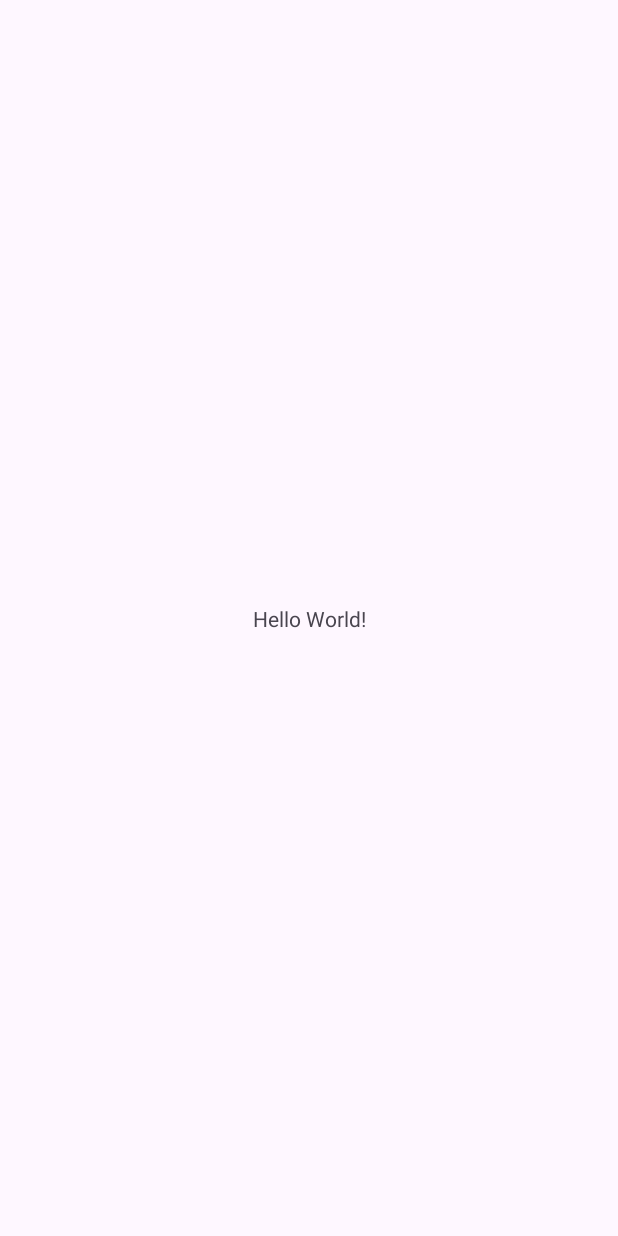
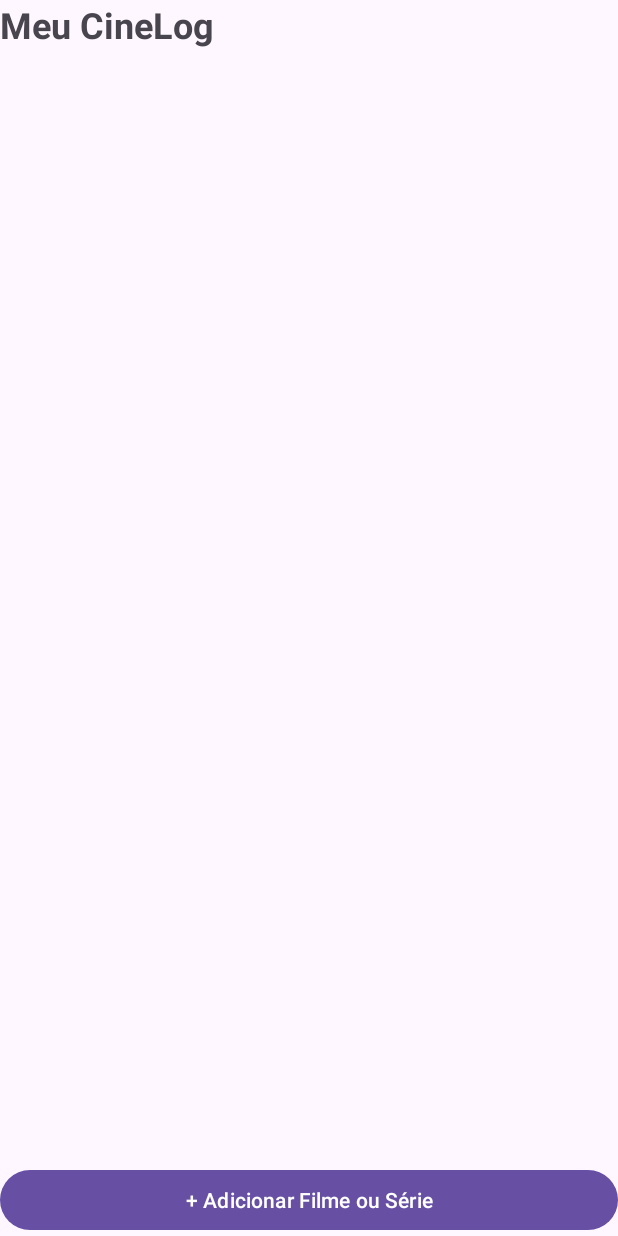
Before and after one commit to GabrielG2155/CineLog, an Android app: the MainActivity screen opened directly, with no data from a screen before it, on a phone screen of 412 x 824 dp. Before the commit the screen is almost empty. Run offline under Robolectric (Android 15) with nearby library versions, the phone set to English and light mode, and no system bars; our stand-ins replace Room's generated code.

Commit message:
implementa Create e Read com Room Database

```diff
--- a/app/src/main/AndroidManifest.xml
+++ b/app/src/main/AndroidManifest.xml
@@ -21,7 +21,7 @@
 
         <!-- Outras telas da aplicação -->
         <activity android:name=".main.MainActivity" />
-
+        <activity android:name=".form.FormActivity" />
 
     </application>
 
--- /dev/null
+++ b/app/src/main/java/com/example/cinelog/dao/MidiaDao.kt
@@ -0,0 +1,24 @@
+package com.example.cinelog.dao
+
+import androidx.room.Dao
+import androidx.room.Delete
+import androidx.room.Insert
+import androidx.room.Query
+import androidx.room.Update
+import com.example.cinelog.model.MidiaItem
+
+@Dao
+interface MidiaDao {
+
+    @Insert
+    suspend fun inserir(item: MidiaItem)
+
+    @Update
+    suspend fun atualizar(item: MidiaItem)
+
+    @Delete
+    suspend fun deletar(item: MidiaItem)
+
+    @Query("SELECT * FROM tabela_midia ORDER BY id DESC")
+    suspend fun listarTodos(): List<MidiaItem>
+}
--- /dev/null
+++ b/app/src/main/java/com/example/cinelog/database/AppDataBase.kt
@@ -0,0 +1,38 @@
+package com.example.cinelog.database
+
+import android.content.Context
+import androidx.room.Database
+import androidx.room.Room
+import androidx.room.RoomDatabase
+import com.example.cinelog.dao.MidiaDao
+import com.example.cinelog.model.MidiaItem
+
+// @Database registra quais tabelas pertencem ao banco (entities) e a versão da estrutura (version)
+@Database(entities = [MidiaItem::class], version = 1, exportSchema = false)
+abstract class AppDatabase : RoomDatabase() {
+
+    // Expõe os comandos do MidiaDao para que as Activities consigam usá-los
+    abstract fun midiaDao(): MidiaDao
+
+    // companion object cria métodos estáticos (acessíveis sem precisar dar "new" na classe)
+    companion object {
+        // @Volatile garante que qualquer atualização nesta variável seja vista imediatamente por todas as threads
+        @Volatile
+        private var INSTANCE: AppDatabase? = null
+
+        // Padrão Singleton: garante que o app abra apenas UMA conexão com o banco para economizar memória
+        fun getDatabase(context: Context): AppDatabase {
+            // Se INSTANCE já existir, retorna ela; caso contrário, entra no bloco synchronized para criar
+            return INSTANCE ?: synchronized(this) {
+                // Cria fisicamente o arquivo SQLite chamado "cinelog_database" na memória interna do celular
+                val instance = Room.databaseBuilder(
+                    context.applicationContext,
+                    AppDatabase::class.java,
+                    "cinelog_database"
+                ).build()
+                INSTANCE = instance // Guarda a conexão aberta para reutilizar nas próximas vezes
+                instance // Retorna o banco pronto para uso
+            }
+        }
+    }
+}
--- a/app/src/main/java/com/example/cinelog/main/MainActivity.kt
+++ b/app/src/main/java/com/example/cinelog/main/MainActivity.kt
@@ -1,21 +1,61 @@
 package com.example.cinelog.main
 
+import android.content.Intent
 import android.os.Bundle
+import android.widget.Button
 import androidx.activity.enableEdgeToEdge
 import androidx.appcompat.app.AppCompatActivity
 import androidx.core.view.ViewCompat
 import androidx.core.view.WindowInsetsCompat
+import androidx.lifecycle.lifecycleScope
+import androidx.recyclerview.widget.LinearLayoutManager
+import androidx.recyclerview.widget.RecyclerView
 import com.example.cinelog.R
+import com.example.cinelog.database.AppDatabase
+import com.example.cinelog.form.FormActivity
+import kotlinx.coroutines.launch
 
 class MainActivity : AppCompatActivity() {
+
+    private lateinit var db: AppDatabase
+    private lateinit var recyclerView: RecyclerView
+
     override fun onCreate(savedInstanceState: Bundle?) {
         super.onCreate(savedInstanceState)
         enableEdgeToEdge()
         setContentView(R.layout.activity_main)
+
         ViewCompat.setOnApplyWindowInsetsListener(findViewById(R.id.main)) { v, insets ->
             val systemBars = insets.getInsets(WindowInsetsCompat.Type.systemBars())
             v.setPadding(systemBars.left, systemBars.top, systemBars.right, systemBars.bottom)
             insets
         }
+
+        // Inicializa o banco de dados Room
+        db = AppDatabase.getDatabase(this)
+
+        // Configura a RecyclerView
+        recyclerView = findViewById(R.id.recyclerViewMidia)
+        recyclerView.layoutManager = LinearLayoutManager(this)
+
+        // Botão para ir para a tela de cadastro
+        val btnNovoItem = findViewById<Button>(R.id.btnNovoItem)
+        btnNovoItem.setOnClickListener {
+            val intent = Intent(this, FormActivity::class.java)
+            startActivity(intent)
+        }
+    }
+
+    // Recarrega a lista do banco sempre que a tela aparece (inclusive após salvar no formulário)
+    override fun onResume() {
+        super.onResume()
+        carregarDadosDoBanco()
+    }
+
+    private fun carregarDadosDoBanco() {
+        lifecycleScope.launch {
+            val listaSalva = db.midiaDao().listarTodos()
+            recyclerView.adapter = MidiaAdapter(listaSalva)
+        }
     }
 }
--- a/app/src/main/res/layout/activity_main.xml
+++ b/app/src/main/res/layout/activity_main.xml
@@ -1,19 +1,32 @@
 <?xml version="1.0" encoding="utf-8"?>
-<androidx.constraintlayout.widget.ConstraintLayout xmlns:android="http://schemas.android.com/apk/res/android"
-    xmlns:app="http://schemas.android.com/apk/res-auto"
-    xmlns:tools="http://schemas.android.com/tools"
+<LinearLayout xmlns:android="http://schemas.android.com/apk/res/android"
     android:id="@+id/main"
     android:layout_width="match_parent"
     android:layout_height="match_parent"
-    tools:context=".main.MainActivity">
+    android:orientation="vertical"
+    android:padding="16dp">
 
     <TextView
         android:layout_width="wrap_content"
         android:layout_height="wrap_content"
-        android:text="Hello World!"
-        app:layout_constraintBottom_toBottomOf="parent"
-        app:layout_constraintEnd_toEndOf="parent"
-        app:layout_constraintStart_toStartOf="parent"
-        app:layout_constraintTop_toTopOf="parent" />
+        android:text="Meu CineLog"
+        android:textSize="24sp"
+        android:textStyle="bold"
+        android:layout_marginBottom="12dp" />
 
-</androidx.constraintlayout.widget.ConstraintLayout>
+    <!-- Lista onde os filmes e séries salvos vão aparecer -->
+    <androidx.recyclerview.widget.RecyclerView
+        android:id="@+id/recyclerViewMidia"
+        android:layout_width="match_parent"
+        android:layout_height="0dp"
+        android:layout_weight="1" />
+
+    <!-- Botão para abrir a FormActivity -->
+    <Button
+        android:id="@+id/btnNovoItem"
+        android:layout_width="match_parent"
+        android:layout_height="wrap_content"
+        android:text="+ Adicionar Filme ou Série"
+        android:layout_marginTop="8dp" />
+
+</LinearLayout>
--- a/gradle/libs.versions.toml
+++ b/gradle/libs.versions.toml
@@ -8,6 +8,7 @@ appcompat = "1.8.0"
 material = "1.14.0"
 activityKtx = "1.13.0"
 constraintlayout = "2.2.2"
+room = "2.8.1"
 
 [libraries]
 androidx-core-ktx = { group = "androidx.core", name = "core-ktx", version.ref = "coreKtx" }
@@ -18,6 +19,10 @@ androidx-appcompat = { group = "androidx.appcompat", name = "appcompat", version
 material = { group = "com.google.android.material", name = "material", version.ref = "material" }
 androidx-activity-ktx = { group = "androidx.activity", name = "activity-ktx", version.ref = "activityKtx" }
 androidx-constraintlayout = { group = "androidx.constraintlayout", name = "constraintlayout", version.ref = "constraintlayout" }
+androidx-room-runtime = { group = "androidx.room", name = "room-runtime", version.ref = "room" }
+androidx-room-ktx = { group = "androidx.room", name = "room-ktx", version.ref = "room" }
+androidx-room-compiler = { group = "androidx.room", name = "room-compiler", version.ref = "room" }
 
 [plugins]
 android-application = { id = "com.android.application", version.ref = "agp" }
+android-legacy-kapt = { id = "com.android.legacy-kapt", version.ref = "agp" }
```
Also changed, not shown: app/build.gradle.kts (+8 -1 lines), app/src/main/java/com/example/cinelog/form/FormActivity.kt (added, +55 -0 lines), app/src/main/java/com/example/cinelog/main/MidiaAdapter.kt (added, +34 -0 lines), app/src/main/java/com/example/cinelog/model/MidiaItem.kt (renamed from app/src/main/java/com/example/cinelog/model/MediaItem.kt, +6 -1 lines), app/src/main/res/layout/activity_form.xml (added, +76 -0 lines), app/src/main/res/layout/item_midia.xml (added, +34 -0 lines), app/src/main/res/mipmap-anydpi-v26/ic_launcher.xml (renamed from app/src/main/res/mipmap-anydpi/ic_launcher.xml), app/src/main/res/mipmap-anydpi-v26/ic_launcher_round.xml (renamed from app/src/main/res/mipmap-anydpi/ic_launcher_round.xml).
